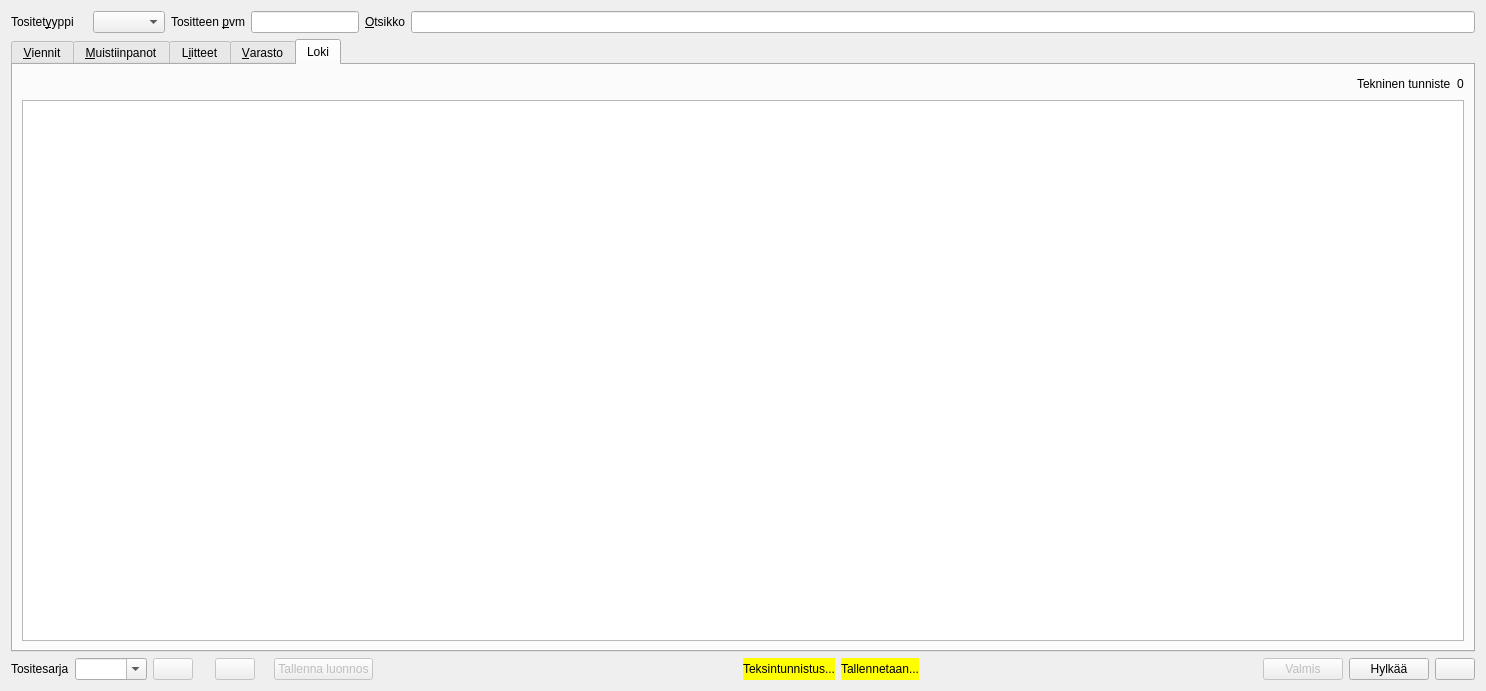
Qt form kitsas/kirjaus/kirjaus.ui (artoh/kitupiikki) before a commit.
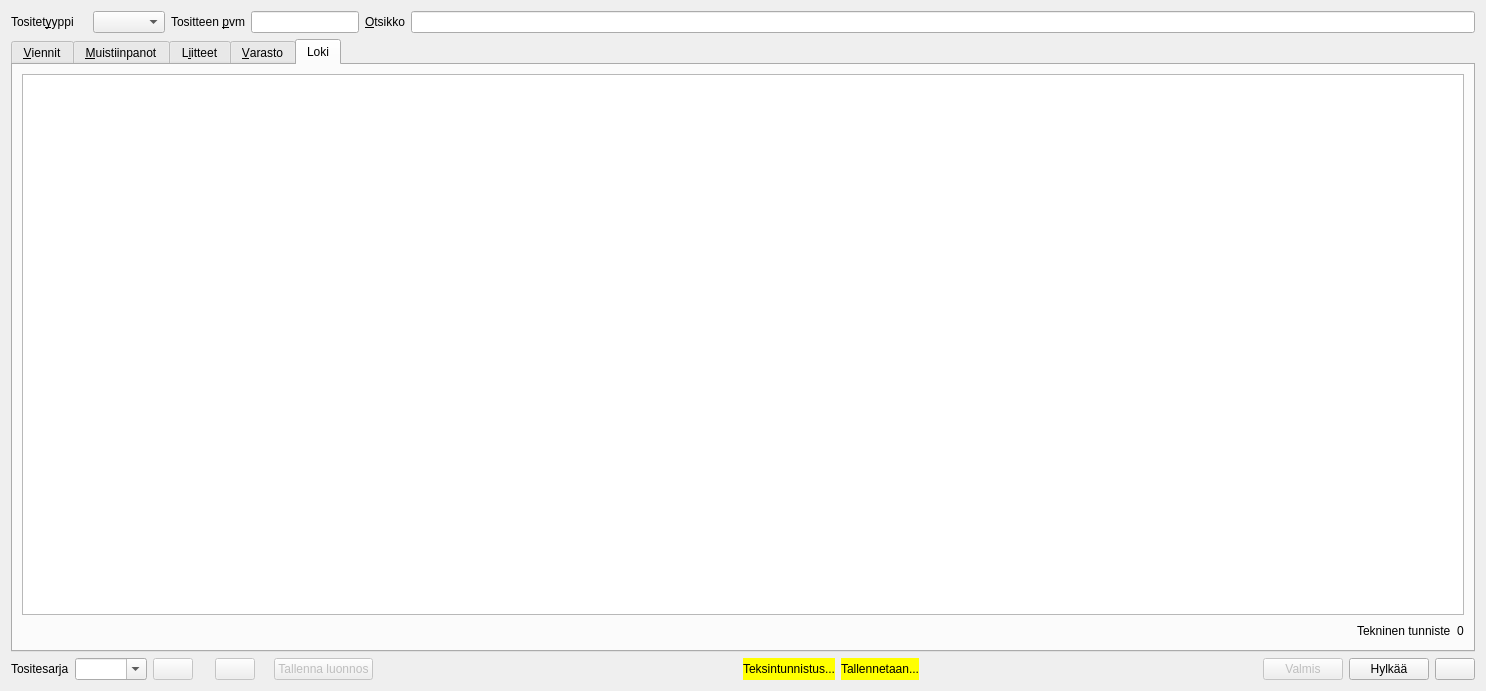
The same form after that commit. The open tabs and pages were chosen to show the change. Icons and pictures are not drawn. Custom widgets are drawn as their Qt base class.

Commit message: Id alakulmaan

Diff of the .ui file:
```diff
--- a/kitsas/kirjaus/kirjaus.ui
+++ b/kitsas/kirjaus/kirjaus.ui
@@ -299,37 +299,6 @@
        <string>Loki</string>
       </attribute>
       <layout class="QVBoxLayout" name="verticalLayout_5">
-       <item>
-        <layout class="QHBoxLayout" name="horizontalLayout_5">
-         <item>
-          <spacer name="horizontalSpacer_3">
-           <property name="orientation">
-            <enum>Qt::Horizontal</enum>
-           </property>
-           <property name="sizeHint" stdset="0">
-            <size>
-             <width>40</width>
-             <height>20</height>
-            </size>
-           </property>
-          </spacer>
-         </item>
-         <item>
-          <widget class="QLabel" name="label_4">
-           <property name="text">
-            <string>Tekninen tunniste</string>
-           </property>
-          </widget>
-         </item>
-         <item>
-          <widget class="QLabel" name="idLabel">
-           <property name="text">
-            <string>0</string>
-           </property>
-          </widget>
-         </item>
-        </layout>
-       </item>
        <item>
         <widget class="QTableView" name="lokiView">
          <property name="dragDropMode">
@@ -349,6 +318,37 @@
          </property>
         </widget>
        </item>
+       <item>
+        <layout class="QHBoxLayout" name="horizontalLayout_5">
+         <item>
+          <spacer name="horizontalSpacer_3">
+           <property name="orientation">
+            <enum>Qt::Horizontal</enum>
+           </property>
+           <property name="sizeHint" stdset="0">
+            <size>
+             <width>40</width>
+             <height>20</height>
+            </size>
+           </property>
+          </spacer>
+         </item>
+         <item>
+          <widget class="QLabel" name="label_4">
+           <property name="text">
+            <string>Tekninen tunniste</string>
+           </property>
+          </widget>
+         </item>
+         <item>
+          <widget class="QLabel" name="idLabel">
+           <property name="text">
+            <string>0</string>
+           </property>
+          </widget>
+         </item>
+        </layout>
+       </item>
       </layout>
      </widget>
     </widget>
```
Left out of the diff: 2 changed lines with no effect on the pictures.
